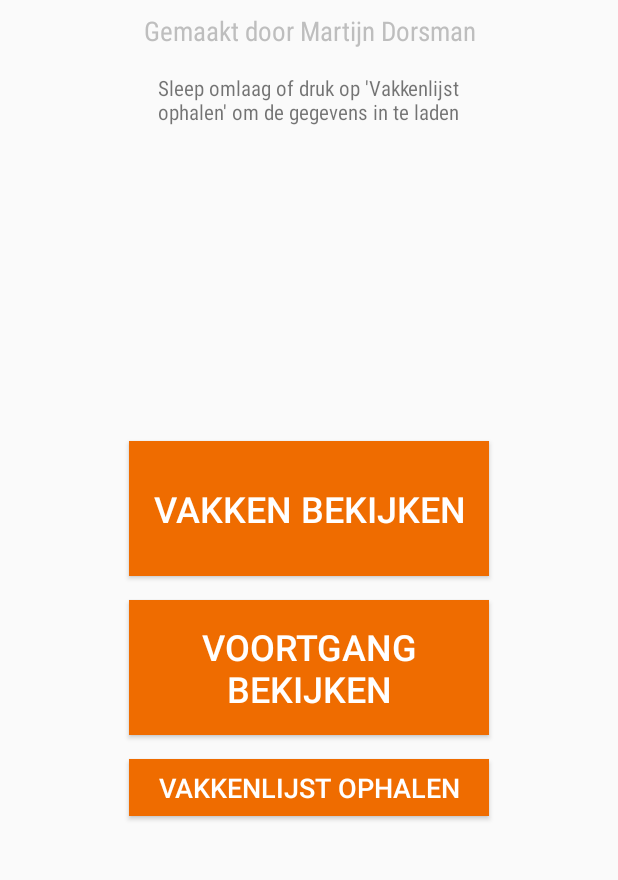
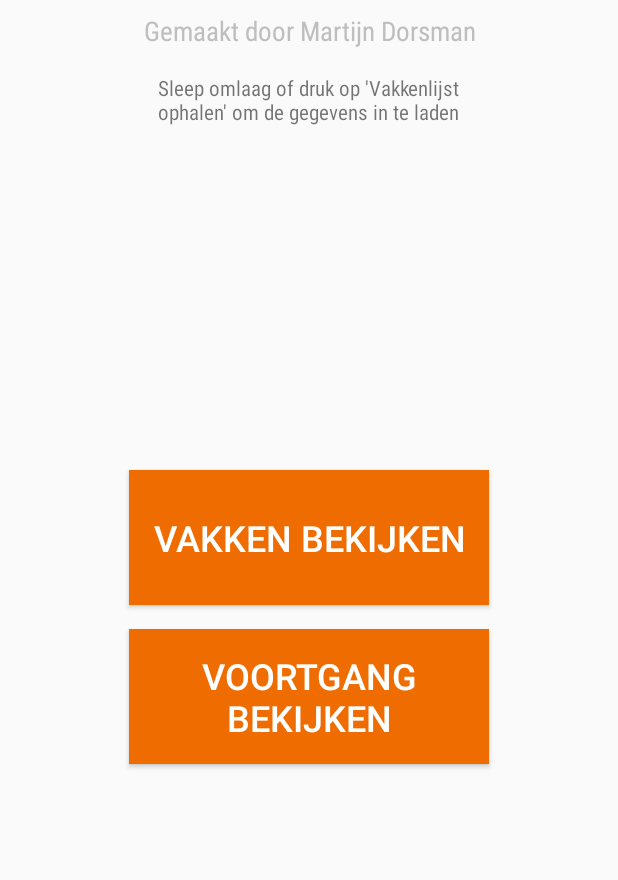
Before and after one commit to martijnd/Studiecheck, an Android app: the screen it shows after launch (MainActivity), on a phone screen of 412 x 824 dp, the part 126-1006 px from its top. Run offline under Robolectric (Android 15) with nearby library versions, the phone set to English and light mode, and no system bars.

```diff
--- a/app/src/main/java/nl/martijndorsman/studiecheck/MainActivity.java
+++ b/app/src/main/java/nl/martijndorsman/studiecheck/MainActivity.java
@@ -32,7 +32,7 @@ import static nl.martijndorsman.studiecheck.database.DatabaseInfo.CourseTables.J
 import static nl.martijndorsman.studiecheck.database.DatabaseInfo.CourseTables.Keuze;
 
 public class MainActivity extends Activity {
-    boolean vakkenGekozen = false; // TODO VERANDEREN
+    boolean vakkenGekozen = false;
     private SwipeRefreshLayout swipeContainer;
     ProgressDialog pd;
     boolean check = false;
@@ -60,7 +60,6 @@ public class MainActivity extends Activity {
         dbAdapter.openDB();
         Cursor c = dbAdapter.getAllData(Keuze);
         // Bind de button aan de onClickListener met de startActivity methode
-        Button vakkenOphaalButton = (Button) findViewById(R.id.vakkenophaalbutton);
         Button vakkenButton = (Button) findViewById(R.id.vakkenbutton);
         Button voortgangButton = (Button) findViewById(R.id.voortgangbutton);
         while(c.moveToNext()){
@@ -80,13 +79,6 @@ public class MainActivity extends Activity {
                 android.R.color.holo_orange_light,
                 android.R.color.holo_red_light);
 
-
-        vakkenOphaalButton.setOnClickListener(new View.OnClickListener(){
-            @Override
-            public void onClick(View v){
-                getJSON();
-            }
-        });
 
         vakkenButton.setOnClickListener(new View.OnClickListener() {
             @Override
--- a/app/src/main/res/layout/activity_main.xml
+++ b/app/src/main/res/layout/activity_main.xml
@@ -88,18 +88,6 @@
                 android:layout_marginBottom="16dp" />
 
 
-
-            <Button
-                android:id="@+id/vakkenophaalbutton"
-                android:layout_width="240dp"
-                android:layout_height="38dp"
-                android:background="@color/colorButton"
-                android:text="@string/vakkenlijstbutton"
-                android:textColor="@android:color/white"
-                android:textSize="18sp"
-                android:layout_marginLeft="8dp"
-                android:layout_marginRight="8dp"
-                />
         </LinearLayout>
 
     </LinearLayout>
```
